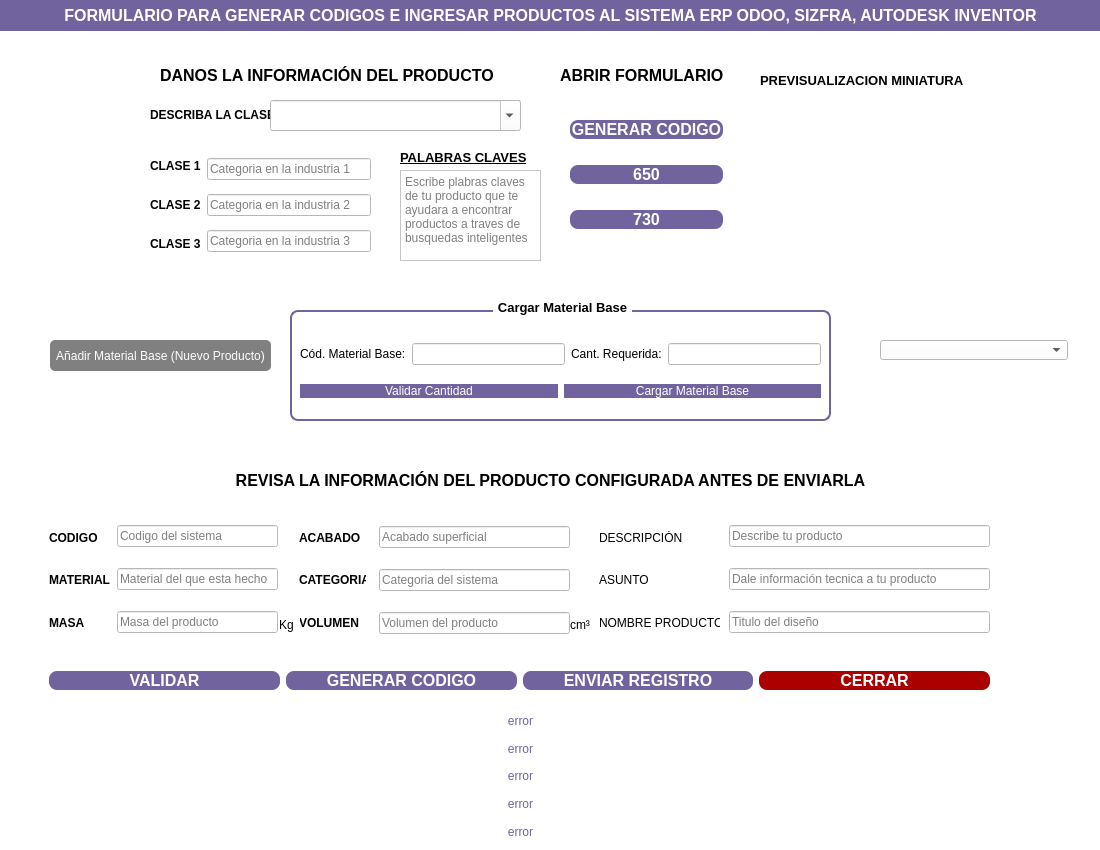
Above: FormularioOdoo.ui from joxellust72/Proyecto-Integrador-Odoo before the change. Below: the same form after it.
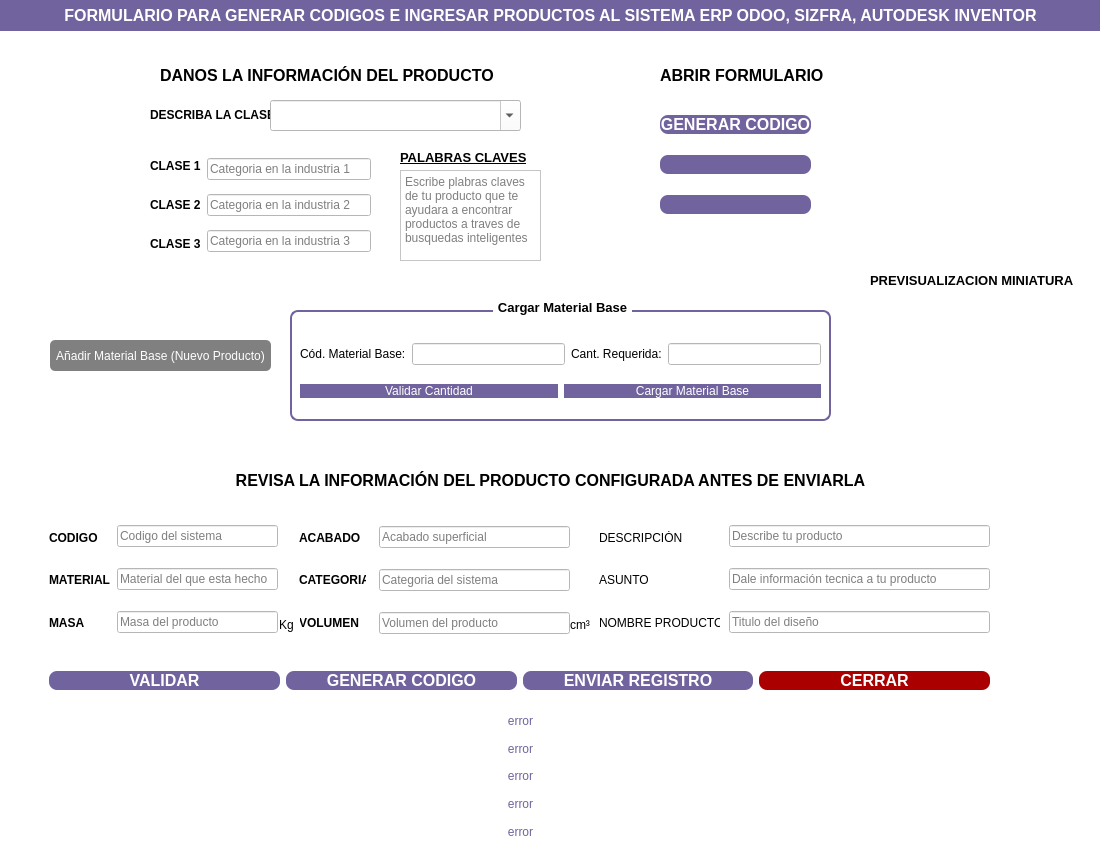
That is the form after the change. Icons and pictures are not drawn.

Diff of the .ui file:
```diff
--- a/FormularioOdoo.ui
+++ b/FormularioOdoo.ui
@@ -49,19 +49,6 @@
   <property name="styleSheet">
    <string notr="true">background-color: rgb(255, 255, 255);</string>
   </property>
-  <widget class="QComboBox" name="ComboBoxGrupo">
-   <property name="geometry">
-    <rect>
-     <x>880</x>
-     <y>340</y>
-     <width>188</width>
-     <height>20</height>
-    </rect>
-   </property>
-   <property name="placeholderText" stdset="0">
-    <string/>
-   </property>
-  </widget>
   <widget class="QLabel" name="label_10">
    <property name="geometry">
     <rect>
@@ -207,8 +194,8 @@
   <widget class="QLabel" name="lblImagen">
    <property name="geometry">
     <rect>
-     <x>790</x>
-     <y>110</y>
+     <x>890</x>
+     <y>330</y>
      <width>151</width>
      <height>111</height>
     </rect>
@@ -223,8 +210,8 @@
   <widget class="QLabel" name="label_27">
    <property name="geometry">
     <rect>
-     <x>760</x>
-     <y>60</y>
+     <x>870</x>
+     <y>260</y>
      <width>211</width>
      <height>41</height>
     </rect>
@@ -800,7 +787,7 @@
   <widget class="QLabel" name="label_14">
    <property name="geometry">
     <rect>
-     <x>560</x>
+     <x>660</x>
      <y>60</y>
      <width>171</width>
      <height>31</height>
@@ -813,10 +800,10 @@
   <widget class="QWidget" name="layoutWidget">
    <property name="geometry">
     <rect>
-     <x>570</x>
+     <x>660</x>
      <y>100</y>
-     <width>153</width>
-     <height>151</height>
+     <width>151</width>
+     <height>131</height>
     </rect>
    </property>
    <layout class="QVBoxLayout" name="verticalLayout_8">
@@ -876,12 +863,15 @@
 </string>
       </property>
       <property name="text">
-       <string>650</string>
+        <string/>
       </property>
      </widget>
     </item>
     <item>
      <widget class="QPushButton" name="btn730">
+       <property name="enabled">
+        <bool>false</bool>
+       </property>
       <property name="font">
        <font>
         <pointsize>12</pointsize>
@@ -906,7 +896,7 @@
 </string>
       </property>
       <property name="text">
-       <string>730</string>
+        <string/>
       </property>
      </widget>
     </item>
```
Left out of the diff: 47 changed lines with no effect on the pictures. Lines whose indentation alone changed are shown as unchanged.
